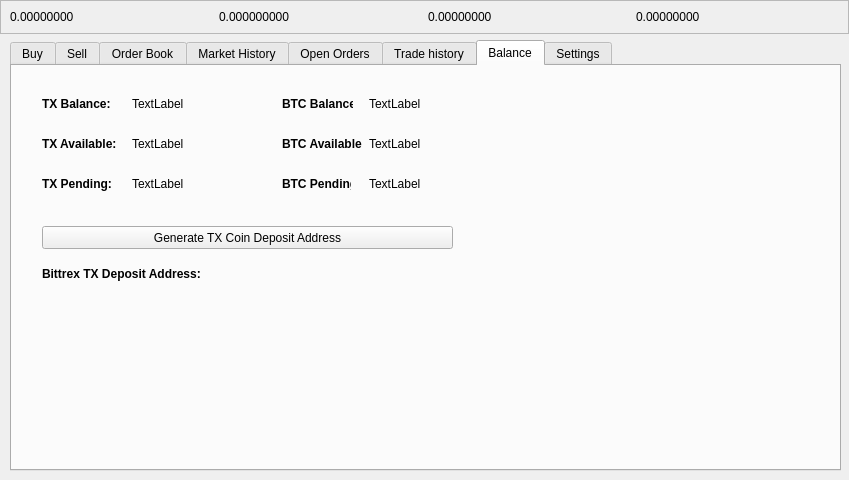
First picture: the form in src/qt/forms/tradingdialog.ui, repository transferdev/Transfercoin, before the edit.
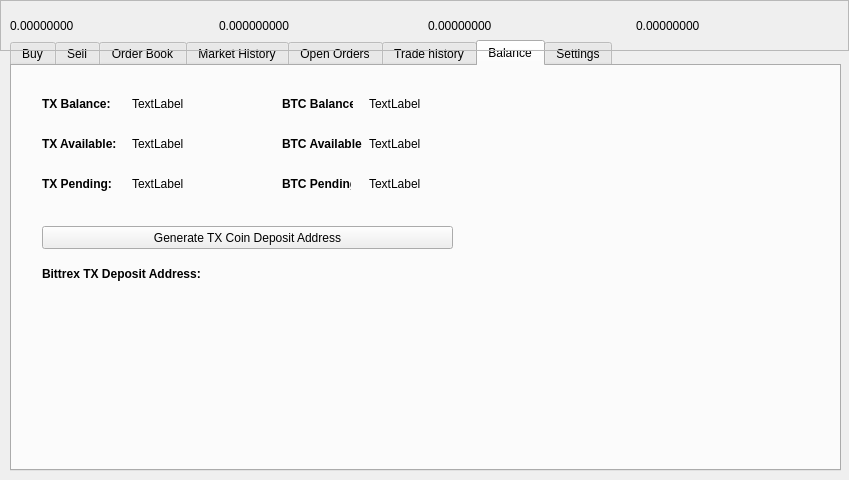
Second picture: the form after the edit.

Commit message: Updating trading dialog

What changed in the file:
```diff
--- a/src/qt/forms/tradingdialog.ui
+++ b/src/qt/forms/tradingdialog.ui
@@ -2892,6 +2892,14 @@
    </widget>
   </widget>
    <widget class="QFrame" name="tradingHeaderContainer">
+   <property name="geometry">
+    <rect>
+     <x>0</x>
+     <y>0</y>
+     <width>849</width>
+     <height>51</height>
+    </rect>
+   </property>
      <property name="sizePolicy">
       <sizepolicy hsizetype="Preferred" vsizetype="Maximum">
        <horstretch>0</horstretch>
@@ -2921,14 +2929,6 @@
        <layout class="QHBoxLayout" name="wallettradeHeader">
 	<item>
   <widget class="QLabel" name="Bid">
-   <property name="geometry">
-    <rect>
-     <x>11</x>
-     <y>11</y>
-     <width>151</width>
-     <height>16</height>
-    </rect>
-   </property>
    <property name="minimumSize">
     <size>
      <width>151</width>
@@ -2942,14 +2942,6 @@
   </item>
   <item>
   <widget class="QLabel" name="volumet">
-   <property name="geometry">
-    <rect>
-     <x>532</x>
-     <y>11</y>
-     <width>201</width>
-     <height>16</height>
-    </rect>
-   </property>
    <property name="minimumSize">
     <size>
      <width>201</width>
@@ -2963,14 +2955,6 @@
   </item>
   <item>
   <widget class="QLabel" name="Ask">
-   <property name="geometry">
-    <rect>
-     <x>168</x>
-     <y>11</y>
-     <width>181</width>
-     <height>16</height>
-    </rect>
-   </property>
    <property name="minimumSize">
     <size>
      <width>181</width>
@@ -2984,14 +2968,6 @@
   </item>
   <item>
   <widget class="QLabel" name="volumebtc">
-   <property name="geometry">
-    <rect>
-     <x>355</x>
-     <y>11</y>
-     <width>171</width>
-     <height>16</height>
-    </rect>
-   </property>
    <property name="minimumSize">
     <size>
      <width>171</width>
```
Lines whose indentation alone changed are shown as unchanged.
